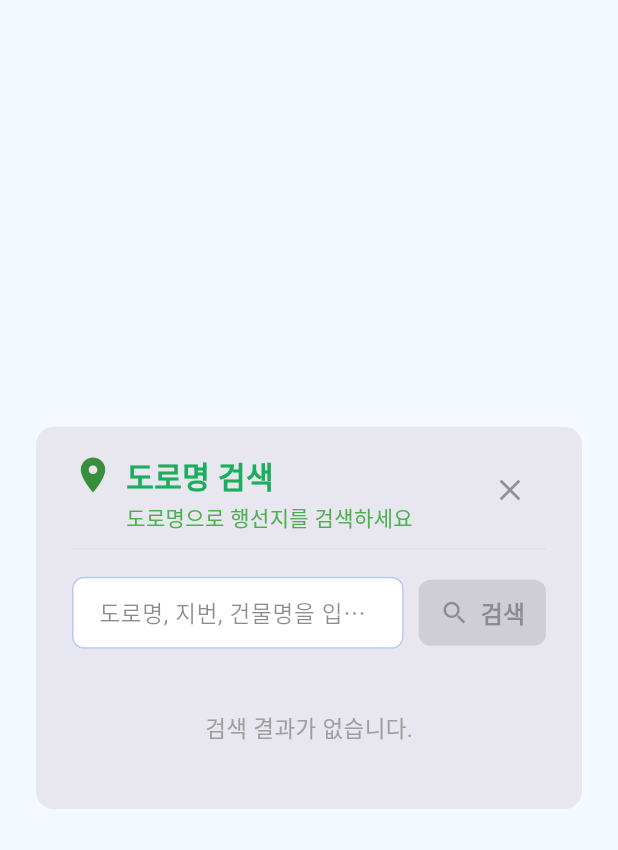
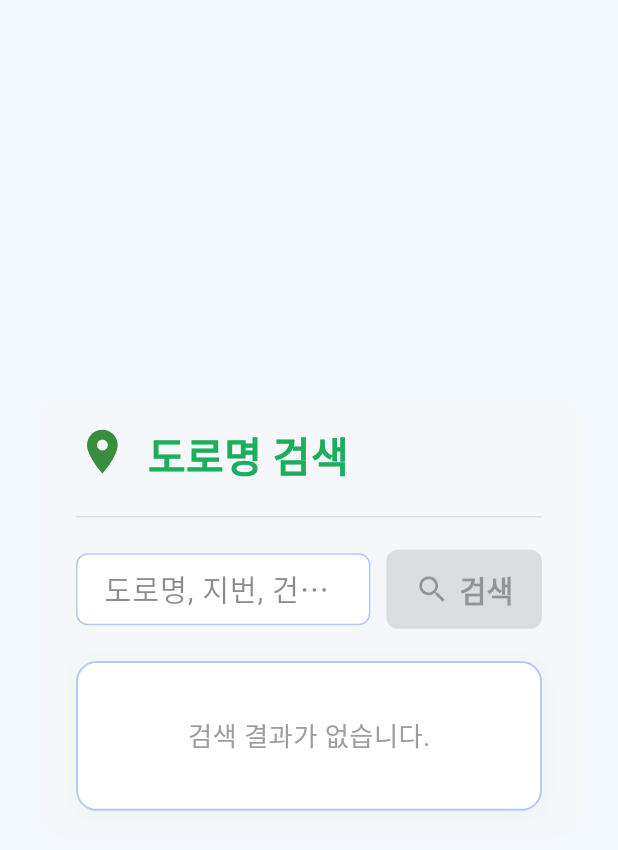
Before and after one commit to jang1231111/line-all-company, a Flutter app: the RoadNameSearchDialog widget shown alone on an empty page, opened directly, on a phone screen of 412 x 824 dp. Shown: the top 850 px of the screen. Run offline on Flutter 3.47's test engine with Material 3 defaults, Android fonts, the phone set to English and light mode, and no system bars; our stand-ins replace dio, flutter_riverpod, flutter_screenutil, freezed_annotation, pretty_dio_logger.

Commit message:
🎨 UI 및 텍스트 일부 수정

```diff
--- a/lib/features/condition/presentation/widgets/region_selectors_dialog.dart
+++ b/lib/features/condition/presentation/widgets/region_selectors_dialog.dart
@@ -275,8 +275,8 @@ class RegionSelectors extends ConsumerWidget {
             SizedBox(height: 12.h),
             if (!isSidoSelected)
               Text(
-                '시도를 먼저 선택하세요.',
-                style: TextStyle(color: Colors.red, fontSize: 18.sp),
+                '시도를 선택하면 시군구을 선택할 수 있습니다.',
+                style: TextStyle(color: Colors.indigo, fontSize: 18.sp),
               )
             else if (!isSigunguSelected)
               Text(
--- a/lib/features/condition/presentation/widgets/road_name_search_dialog.dart
+++ b/lib/features/condition/presentation/widgets/road_name_search_dialog.dart
@@ -1,5 +1,6 @@
 import 'package:flutter/material.dart';
 import 'package:flutter_riverpod/flutter_riverpod.dart';
+import 'package:flutter_screenutil/flutter_screenutil.dart';
 import '../providers/road_name_search_provider.dart';
 
 class RoadNameSearchDialog extends ConsumerStatefulWidget {
@@ -31,12 +32,13 @@ class _RoadNameSearchDialogState extends ConsumerState<RoadNameSearchDialog> {
     final viewModel = ref.read(roadNameSearchViewModelProvider.notifier);
 
     return Dialog(
-      insetPadding: const EdgeInsets.symmetric(horizontal: 24, vertical: 40),
-      shape: RoundedRectangleBorder(borderRadius: BorderRadius.circular(12)),
+      insetPadding: EdgeInsets.symmetric(horizontal: 24.w, vertical: 40.h),
+      shape: RoundedRectangleBorder(borderRadius: BorderRadius.circular(18.r)),
+      backgroundColor: const Color(0xFFF5F7FA),
       child: SizedBox(
-        width: 520,
+        width: 520.w,
         child: Padding(
-          padding: const EdgeInsets.symmetric(vertical: 18, horizontal: 24),
+          padding: EdgeInsets.symmetric(vertical: 18.h, horizontal: 24.w),
           child: Column(
             mainAxisSize: MainAxisSize.min,
             crossAxisAlignment: CrossAxisAlignment.start,
@@ -45,75 +47,65 @@ class _RoadNameSearchDialogState extends ConsumerState<RoadNameSearchDialog> {
               Row(
                 crossAxisAlignment: CrossAxisAlignment.start,
                 children: [
-                  Icon(Icons.location_on, color: Colors.green[700], size: 28),
-                  const SizedBox(width: 8),
+                  Icon(
+                    Icons.location_on,
+                    color: Colors.green[700],
+                    size: 36.sp,
+                  ),
+                  SizedBox(width: 12.w),
                   Expanded(
                     child: Column(
                       crossAxisAlignment: CrossAxisAlignment.start,
-                      children: const [
+                      children: [
                         Text(
                           '도로명 검색',
                           style: TextStyle(
                             fontWeight: FontWeight.bold,
-                            fontSize: 20,
+                            fontSize: 28.sp,
                             color: Color(0xFF1BAF5D),
                           ),
                         ),
-                        SizedBox(height: 2),
-                        Text(
-                          '도로명으로 행선지를 검색하세요',
-                          style: TextStyle(
-                            fontSize: 14,
-                            color: Color(0xFF4CAF50),
+                        SizedBox(height: 4.h),
+                      ],
                     ),
                   ),
                 ],
               ),
-                  ),
-                  IconButton(
-                    icon: const Icon(Icons.close, color: Colors.black38),
-                    onPressed: () => Navigator.of(context).pop(),
-                  ),
-                ],
-              ),
-              const SizedBox(height: 10),
-              const Divider(height: 1, color: Color(0xFFE0E0E0)),
-              const SizedBox(height: 18),
+              SizedBox(height: 16.h),
+              Divider(height: 1, color: Color(0xFFE0E0E0)),
+              SizedBox(height: 22.h),
               // 입력창 + 검색 버튼
               Row(
                 children: [
                   Expanded(
                     child: TextFormField(
                       controller: controller,
+                      style: TextStyle(fontSize: 20.sp),
                       decoration: InputDecoration(
                         hintText: '도로명, 지번, 건물명을 입력하세요',
-                        hintStyle: const TextStyle(
-                          fontSize: 15,
+                        hintStyle: TextStyle(
+                          fontSize: 20.sp,
                           color: Colors.black45,
                         ),
                         filled: true,
                         fillColor: Colors.white,
-                        contentPadding: const EdgeInsets.symmetric(
+                        contentPadding: EdgeInsets.symmetric(
                           vertical: 0,
-                          horizontal: 14,
+                          horizontal: 14.w,
                         ),
                         border: OutlineInputBorder(
-                          borderRadius: BorderRadius.circular(8),
-                          borderSide: const BorderSide(
-                            color: Color(0xFFB4C8F7),
-                          ),
+                          borderRadius: BorderRadius.circular(8.r),
+                          borderSide: BorderSide(color: Color(0xFFB4C8F7)),
                         ),
                         enabledBorder: OutlineInputBorder(
-                          borderRadius: BorderRadius.circular(8),
-                          borderSide: const BorderSide(
-                            color: Color(0xFFB4C8F7),
-                          ),
+                          borderRadius: BorderRadius.circular(8.r),
+                          borderSide: BorderSide(color: Color(0xFFB4C8F7)),
                         ),
                         focusedBorder: OutlineInputBorder(
-                          borderRadius: BorderRadius.circular(8),
-                          borderSide: const BorderSide(
+                          borderRadius: BorderRadius.circular(8.r),
+                          borderSide: BorderSide(
                             color: Color(0xFF1BAF5D),
-                            width: 1.5,
+                            width: 1.5.w,
                           ),
                         ),
                       ),
@@ -128,22 +120,22 @@ class _RoadNameSearchDialogState extends ConsumerState<RoadNameSearchDialog> {
                       },
                     ),
                   ),
-                  const SizedBox(width: 10),
+                  SizedBox(width: 10.w),
                   SizedBox(
-                    height: 44,
+                    height: 54.h,
                     child: ElevatedButton.icon(
                       style: ElevatedButton.styleFrom(
                         backgroundColor: const Color(0xFF1BAF5D),
                         foregroundColor: Colors.white,
                         shape: RoundedRectangleBorder(
-                          borderRadius: BorderRadius.circular(8),
+                          borderRadius: BorderRadius.circular(8.r),
                         ),
-                        textStyle: const TextStyle(
-                          fontSize: 16,
+                        textStyle: TextStyle(
+                          fontSize: 20.sp,
                           fontWeight: FontWeight.bold,
                         ),
                         elevation: 0,
-                        padding: const EdgeInsets.symmetric(horizontal: 14),
+                        padding: EdgeInsets.symmetric(horizontal: 18.w),
                       ),
                       onPressed: (state.keyword.trim().isEmpty)
                           ? null
@@ -152,85 +144,113 @@ class _RoadNameSearchDialogState extends ConsumerState<RoadNameSearchDialog> {
                               viewModel.setKeyword(value);
                               viewModel.search(value);
                             },
-                      icon: const Icon(Icons.search, size: 20),
-                      label: const Text('검색'),
+                      icon: Icon(Icons.search, size: 24.sp),
+                      label: Text('검색', style: TextStyle(fontSize: 20.sp)),
                     ),
                   ),
                 ],
               ),
-              const SizedBox(height: 18),
-              // 검색 결과 영역
-              if (state.isLoading)
-                const Center(child: CircularProgressIndicator()),
-              if (!state.isLoading && state.results.isNotEmpty) ...[
+              SizedBox(height: 22.h),
+              // 검색 결과 컨테이너
+              Container(
+                decoration: BoxDecoration(
+                  color: Colors.white,
+                  borderRadius: BorderRadius.circular(14.r),
+                  border: Border.all(color: Color(0xFFB4C8F7), width: 1.2.w),
+                  boxShadow: [
+                    BoxShadow(
+                      color: Colors.green.withOpacity(0.06),
+                      blurRadius: 8.r,
+                      offset: Offset(0, 2.h),
+                    ),
+                  ],
+                ),
+                padding: EdgeInsets.symmetric(vertical: 12.h, horizontal: 10.w),
+                child: Builder(
+                  builder: (_) {
+                    if (state.isLoading) {
+                      return Center(child: CircularProgressIndicator());
+                    }
+                    if (!state.isLoading && state.results.isNotEmpty) {
+                      return Column(
+                        crossAxisAlignment: CrossAxisAlignment.start,
+                        children: [
                           Text(
                             '검색 결과 (${state.totalCount}건)',
-                  style: const TextStyle(
+                            style: TextStyle(
                               fontWeight: FontWeight.bold,
-                    fontSize: 15,
+                              fontSize: 18.sp,
                               color: Color(0xFF4B5B7A),
                             ),
                           ),
-                const SizedBox(height: 8),
+                          SizedBox(height: 8.h),
                           Container(
-                  constraints: const BoxConstraints(maxHeight: 320),
+                            constraints: BoxConstraints(maxHeight: 320.h),
                             child: ListView.separated(
                               shrinkWrap: true,
                               itemCount: state.results.length,
                               separatorBuilder: (_, __) =>
-                        const Divider(height: 1, color: Color(0xFFE0E0E0)),
+                                  Divider(height: 1, color: Color(0xFFE0E0E0)),
                               itemBuilder: (context, idx) {
                                 final item = state.results[idx];
                                 return ListTile(
-                        leading: const Icon(
+                                  leading: Icon(
                                     Icons.location_on,
                                     color: Color(0xFF1BAF5D),
+                                    size: 28.sp,
                                   ),
                                   title: Text(
                                     item.roadAddr,
-                          style: const TextStyle(
+                                    style: TextStyle(
                                       fontWeight: FontWeight.bold,
-                            fontSize: 16,
+                                      fontSize: 20.sp,
                                     ),
                                   ),
                                   subtitle: Text(
                                     '${item.jibunAddr} ${item.bdNm}',
-                          style: const TextStyle(
-                            fontSize: 13,
+                                    style: TextStyle(
+                                      fontSize: 16.sp,
                                       color: Colors.black54,
                                     ),
                                   ),
                                   onTap: () {
-                          // 선택 시 처리
                                     Navigator.of(context).pop(item);
                                   },
-                        contentPadding: const EdgeInsets.symmetric(
-                          vertical: 2,
+                                  contentPadding: EdgeInsets.symmetric(
+                                    vertical: 2.h,
                                     horizontal: 0,
                                   ),
                                   dense: true,
-                        minLeadingWidth: 28,
+                                  minLeadingWidth: 28.w,
                                 );
                               },
                             ),
                           ),
                         ],
-              if (!state.isLoading && state.results.isEmpty)
-                const Padding(
-                  padding: EdgeInsets.symmetric(vertical: 24),
+                      );
+                    }
+                    if (!state.isLoading && state.results.isEmpty) {
+                      return Padding(
+                        padding: EdgeInsets.symmetric(vertical: 24.h),
                         child: Center(
                           child: Text(
                             '검색 결과가 없습니다.',
-                      style: TextStyle(color: Colors.grey, fontSize: 15),
+                            style: TextStyle(color: Colors.grey, fontSize: 18.sp),
                           ),
                         ),
-                ),
-              if (state.error != null)
-                Padding(
-                  padding: const EdgeInsets.symmetric(vertical: 12),
+                      );
+                    }
+                    if (state.error != null) {
+                      return Padding(
+                        padding: EdgeInsets.symmetric(vertical: 12.h),
                         child: Text(
                           state.error!,
-                    style: const TextStyle(color: Colors.red),
+                          style: TextStyle(color: Colors.red, fontSize: 18.sp),
+                        ),
+                      );
+                    }
+                    return SizedBox.shrink();
+                  },
                 ),
               ),
             ],
```
Also changed, not shown: lib/features/condition/presentation/widgets/selected_fare_dialog.dart (+116 -78 lines). Lines whose indentation alone changed are shown as unchanged.
